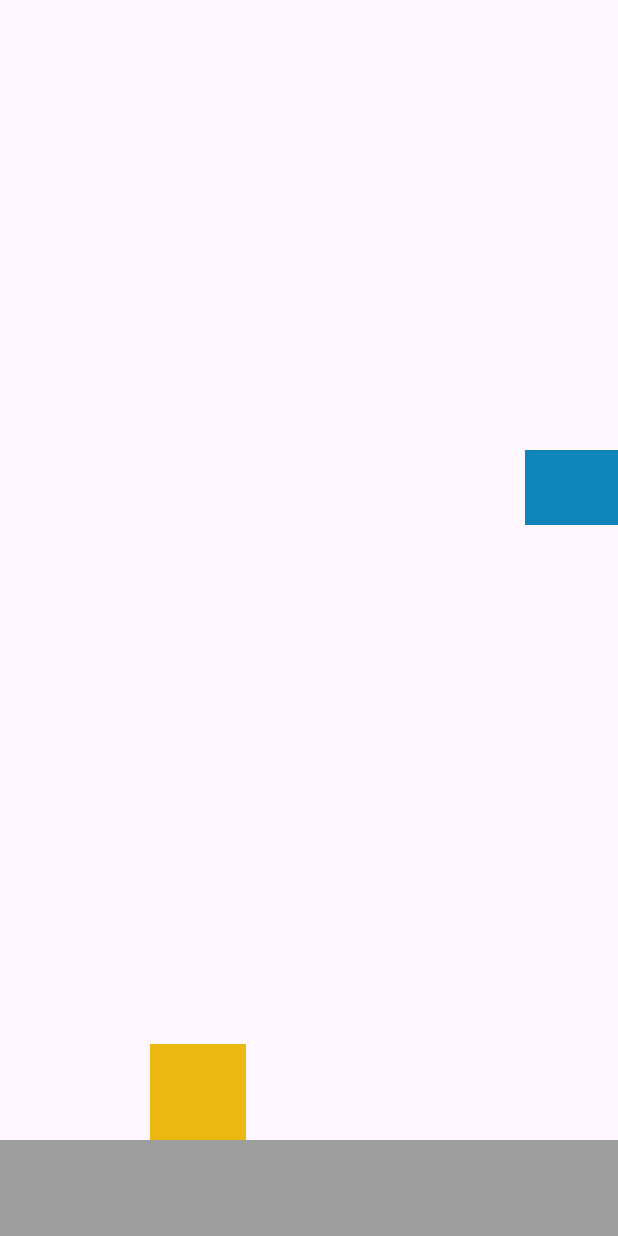
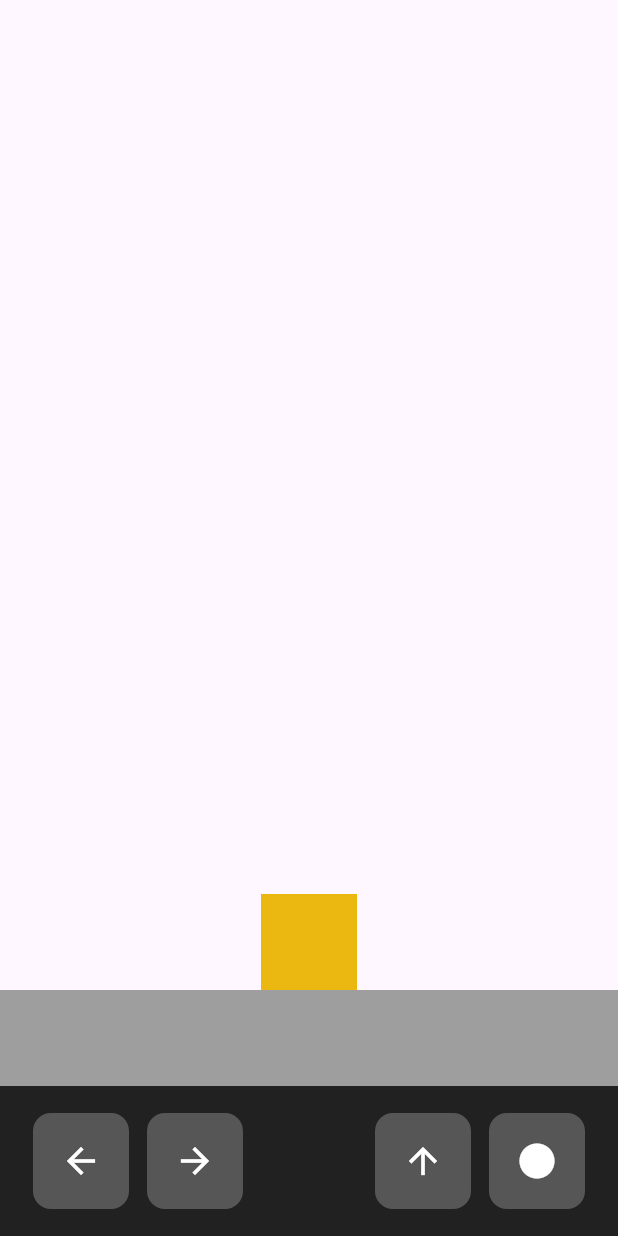
Before and after one commit to gultavo/packet-rush, a Flutter app: the screen it shows after launch, on a phone screen of 412 x 824 dp. Run offline on Flutter 3.47's test engine with Material 3 defaults, Android fonts, the phone set to English and light mode, and no system bars.

Commit message:
Feat: Chão infinito, Câmera seguindo o Player quando move no eixo Y, botões de movimento quando é mobile.

```diff
--- a/lib/game_board.dart
+++ b/lib/game_board.dart
@@ -1,4 +1,5 @@
 import 'package:flutter/material.dart';
+import 'package:flutter/foundation.dart';
 import 'player.dart';
 import 'dart:async';
 import 'keys_map.dart';
@@ -26,19 +27,32 @@ class _GameBoardState extends State<GameBoard> {
   Timer? timer;
   Size? screenSize;
 
+  // Para criar um GAP futuramente: divida em dois segmentos com intervalo entre eles,
+  // ex: [GroundSegment(double.negativeInfinity, 300), GroundSegment(600, double.infinity)].
+  final groundSegments = [
+    const GroundSegment(double.negativeInfinity, double.infinity),
+  ];
+  static const _groundHeight = 64.0;
+  static const _taskbarHeight = 100.0;
+
+  bool get _isMobile =>
+      defaultTargetPlatform == TargetPlatform.android ||
+      defaultTargetPlatform == TargetPlatform.iOS;
+
+  double get _gameHeight =>
+      _isMobile ? screenSize!.height - _taskbarHeight : screenSize!.height;
+
+  double get _groundY => _gameHeight - _groundHeight;
+
+  double get cameraX => player.x - screenSize!.width / 2 + player.width / 2;
+  double get cameraY =>
+      0; // câmera fixa no Y — player sobe/desce na tela livremente
+
   void spawnPLataformas() {
     plataformas.addAll([
-      Objects(x: 350, y: 300, width: 64 * 4),
-      Objects(x: 550, y: 200, width: 64 * 4),
-
-      for (var i = 0; i < screenSize!.width / 64; i++)
-        Objects(
-          x: i * 64,
-          y: screenSize!.height - 64,
-          width: 64,
-          height: 64,
-          type: Type.ground,
-        ),
+      Objects(x: 350, y: 500, width: 64 * 4),
+      Objects(x: 550, y: 400, width: 64 * 4),
+      Objects(x: 750, y: 300, width: 64 * 4),
     ]);
 
     update();
@@ -49,32 +63,23 @@ class _GameBoardState extends State<GameBoard> {
       player.y += player.velocity.y;
       player.x += player.velocity.x;
 
-      // Movimento da gravidade
-      // if (player.bottom + player.velocity.y <= screenSize!.height) {
-      //   player.velocity.y += gravity;
-      //   isOnGround = false;
-      // } else {
-      //   player.velocity.y = 0;
-      //   isOnGround = true;
-      // }
-
-      if (player.top <= screenSize!.height) {
+      if (player.top > _gameHeight + 600) {
+        reset();
+      } else {
         player.velocity.y += gravity;
         isOnGround = false;
-      } else {
-        reset();
       }
 
       // Movimento para os lados
-      if (keys.left && player.left > 0) {
+      if (keys.left) {
         player.velocity.x = -velocidade;
-      } else if (keys.right && player.right <= screenSize!.width) {
+      } else if (keys.right) {
         player.velocity.x = velocidade;
       } else {
         player.velocity.x = 0;
       }
 
-      // Colisão com as plataformas
+      // Colisão com as plataformas flutuantes
       for (var plataforma in plataformas) {
         if (player.bottom <= plataforma.top &&
             player.bottom + player.velocity.y >= plataforma.top &&
@@ -86,13 +91,24 @@ class _GameBoardState extends State<GameBoard> {
         }
       }
 
+      // Colisão com o chão (segmentos)
+      for (var seg in groundSegments) {
+        if (player.right > seg.startX && player.left < seg.endX) {
+          if (player.bottom <= _groundY &&
+              player.bottom + player.velocity.y >= _groundY) {
+            player.velocity.y = 0;
+            player.y = _groundY - player.height;
+            isOnGround = true;
+          }
+        }
+      }
+
       // Tiro
       for (var tiro in tiros) {
         tiro.x += 20;
       }
-      tiros.removeWhere((t) => t.left > screenSize!.width);
+      tiros.removeWhere((t) => t.left > player.x + screenSize!.width);
 
-      // Update three widgets
       setState(() {});
     });
   }
@@ -107,9 +123,15 @@ class _GameBoardState extends State<GameBoard> {
   @override
   void initState() {
     super.initState();
+    SystemChrome.setEnabledSystemUIMode(SystemUiMode.immersiveSticky);
+    Timer(const Duration(seconds: 1), spawnPLataformas);
+  }
 
-    // Delay
-    Timer(const Duration(seconds: 1), spawnPLataformas);
+  @override
+  void dispose() {
+    timer?.cancel();
+    SystemChrome.setEnabledSystemUIMode(SystemUiMode.edgeToEdge);
+    super.dispose();
   }
 
   @override
@@ -120,54 +142,153 @@ class _GameBoardState extends State<GameBoard> {
       body: Focus(
         autofocus: true,
         onKeyEvent: keyListener,
+        child: Column(
+          children: [
+            Expanded(
               child: Stack(
                 children: [
+                  for (var seg in groundSegments) _buildGroundSegment(seg),
+
                   for (var plataforma in plataformas)
-              Positioned(
-                top: plataforma.y,
-                left: plataforma.x,
+                    AnimatedPositioned(
+                      key: ValueKey(plataforma),
+                      top: plataforma.y - cameraY,
+                      left: plataforma.x - cameraX,
                       width: plataforma.width,
                       height: plataforma.height,
+                      duration: fps,
                       child: Container(
-                  color: plataforma.type == Type.ground
-                      ? Colors.grey
-                      : const Color.fromARGB(255, 15, 132, 187),
+                        color: const Color.fromARGB(255, 15, 132, 187),
                       ),
                     ),
 
                   for (var tiro in tiros)
                     AnimatedPositioned(
                       key: ValueKey(tiro),
-                top: tiro.y,
-                left: tiro.x,
-
+                      top: tiro.y - cameraY,
+                      left: tiro.x - cameraX,
                       width: tiro.width,
                       height: tiro.height,
-
                       duration: fps,
-
                       child: Container(color: Colors.red),
                     ),
 
                   AnimatedPositioned(
-              key: const ValueKey('player'),
-              top: player.y,
-              left: player.x,
-
+                    top: player.y - cameraY,
+                    left: player.x - cameraX,
                     width: player.width,
                     height: player.height,
-
                     duration: fps,
-
-              // curve: Curves.linear,
                     child: Container(
-                height: 100,
                       color: const Color.fromARGB(255, 235, 184, 18),
                     ),
                   ),
                 ],
               ),
             ),
+
+            if (_isMobile) _buildTaskbar(),
+          ],
+        ),
+      ),
+    );
+  }
+
+  Widget _buildTaskbar() {
+    return Container(
+      height: _taskbarHeight,
+      color: Colors.black87,
+      padding: const EdgeInsets.symmetric(horizontal: 16),
+      child: Row(
+        mainAxisAlignment: MainAxisAlignment.spaceBetween,
+        children: [
+          // Controles de movimento (esquerda)
+          Row(
+            children: [
+              _controlButton(
+                icon: Icons.arrow_back,
+                onStart: () => keys.left = true,
+                onEnd: () => keys.left = false,
+              ),
+              _controlButton(
+                icon: Icons.arrow_forward,
+                onStart: () => keys.right = true,
+                onEnd: () => keys.right = false,
+              ),
+            ],
+          ),
+          // Ações (direita)
+          Row(
+            children: [
+              _controlButton(
+                icon: Icons.arrow_upward,
+                onStart: () {
+                  if (isOnGround == true) {
+                    player.velocity.y = -velocidade * 4;
+                  }
+                },
+                onEnd: () {},
+              ),
+              _controlButton(
+                icon: Icons.circle,
+                onStart: () => setState(() {
+                  tiros.add(
+                    Objects(
+                      width: 32,
+                      height: 12,
+                      x: player.right,
+                      y: player.top + player.height / 2 - 6,
+                    ),
+                  );
+                }),
+                onEnd: () {},
+              ),
+            ],
+          ),
+        ],
+      ),
+    );
+  }
+
+  Widget _controlButton({
+    required IconData icon,
+    required VoidCallback onStart,
+    required VoidCallback onEnd,
+  }) {
+    return GestureDetector(
+      onTapDown: (_) => onStart(),
+      onTapUp: (_) => onEnd(),
+      onTapCancel: onEnd,
+      child: Container(
+        width: 64,
+        height: 64,
+        margin: const EdgeInsets.all(6),
+        decoration: BoxDecoration(
+          color: Colors.white24,
+          borderRadius: BorderRadius.circular(12),
+        ),
+        child: Icon(icon, color: Colors.white, size: 28),
+      ),
+    );
+  }
+
+  Widget _buildGroundSegment(GroundSegment seg) {
+    final screenW = screenSize!.width;
+    final segLeft = seg.startX - cameraX;
+    final segRight = seg.endX - cameraX;
+
+    if (segRight <= 0 || segLeft >= screenW) return const SizedBox.shrink();
+
+    final visLeft = segLeft.clamp(0.0, screenW);
+    final visRight = segRight.clamp(0.0, screenW);
+
+    return AnimatedPositioned(
+      duration: fps,
+      top: _groundY - cameraY,
+      left: visLeft,
+      width: visRight - visLeft,
+      height: _groundHeight,
+      child: Container(color: Colors.grey),
     );
   }
 
--- a/lib/objects.dart
+++ b/lib/objects.dart
@@ -1,5 +1,10 @@
 enum Type { plataforma, ground }
 
+class GroundSegment {
+  final double startX;
+  final double endX;
+  const GroundSegment(this.startX, this.endX);
+}
 
 class Objects {
   double x;
```
Lines whose indentation alone changed are shown as unchanged.
